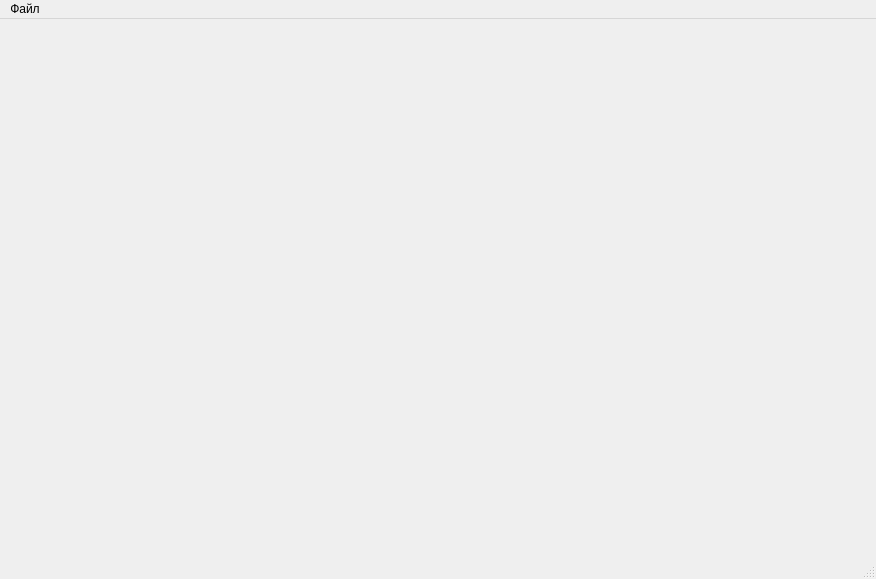
The window that mainwindow.ui (AKorezin/image) describes before a commit, drawn with Qt 5.
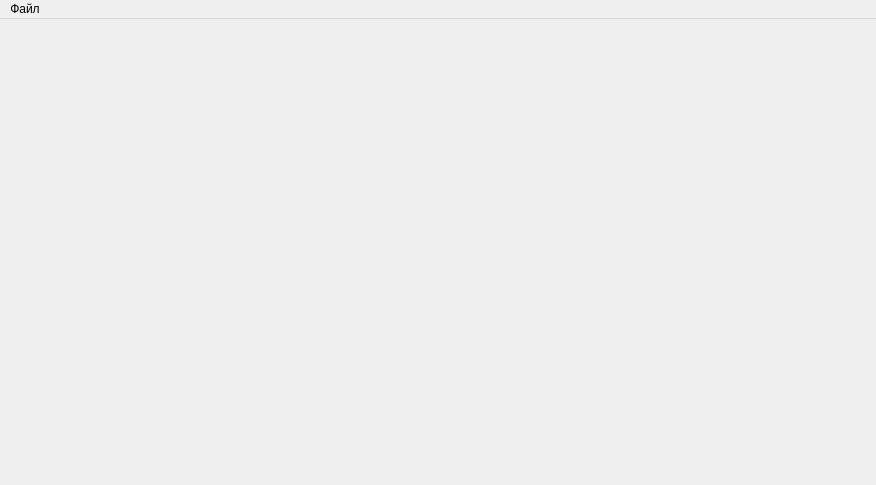
The same window after the commit.

Commit message: Buttons functionality

```diff
--- a/mainwindow.ui
+++ b/mainwindow.ui
@@ -7,13 +7,20 @@
     <x>0</x>
     <y>0</y>
     <width>876</width>
-    <height>579</height>
+    <height>485</height>
    </rect>
   </property>
   <property name="windowTitle">
    <string>MainWindow</string>
   </property>
-  <widget class="QWidget" name="centralWidget"/>
+  <widget class="QWidget" name="centralWidget">
+   <property name="sizePolicy">
+    <sizepolicy hsizetype="Preferred" vsizetype="Preferred">
+     <horstretch>0</horstretch>
+     <verstretch>0</verstretch>
+    </sizepolicy>
+   </property>
+  </widget>
   <widget class="QMenuBar" name="menuBar">
    <property name="geometry">
     <rect>
@@ -34,7 +41,6 @@
    </widget>
    <addaction name="menu"/>
   </widget>
-  <widget class="QStatusBar" name="statusBar"/>
   <action name="actionOpen">
    <property name="text">
     <string>Открыть</string>
```
Left out of the diff: 18 changed lines with no effect on the pictures. The commit also changes 5 other files.
